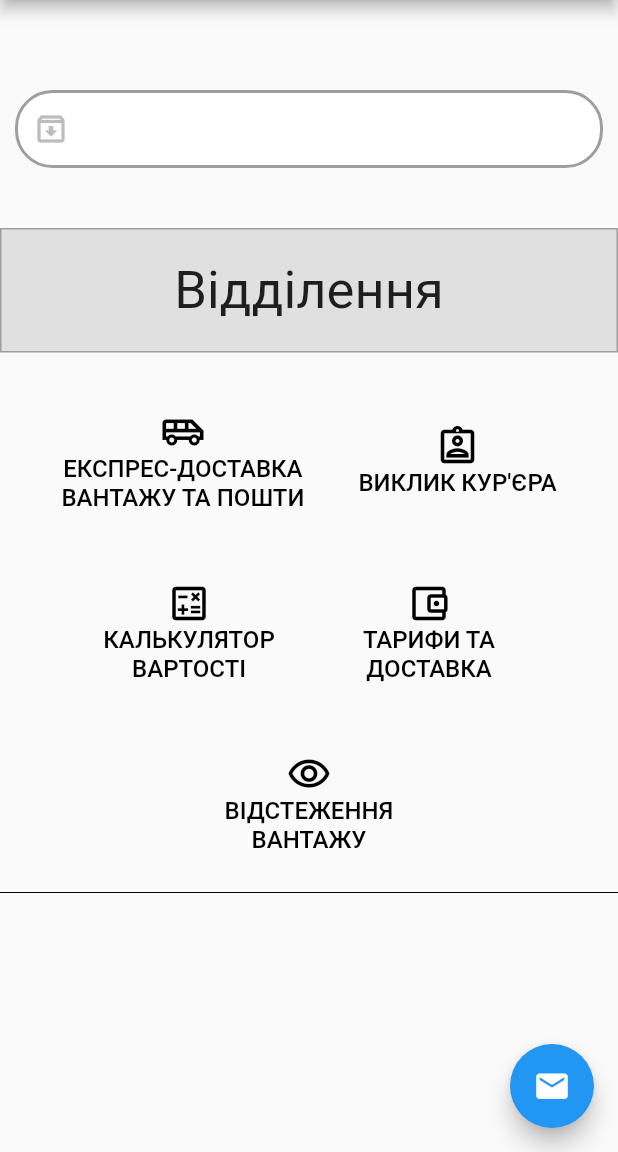
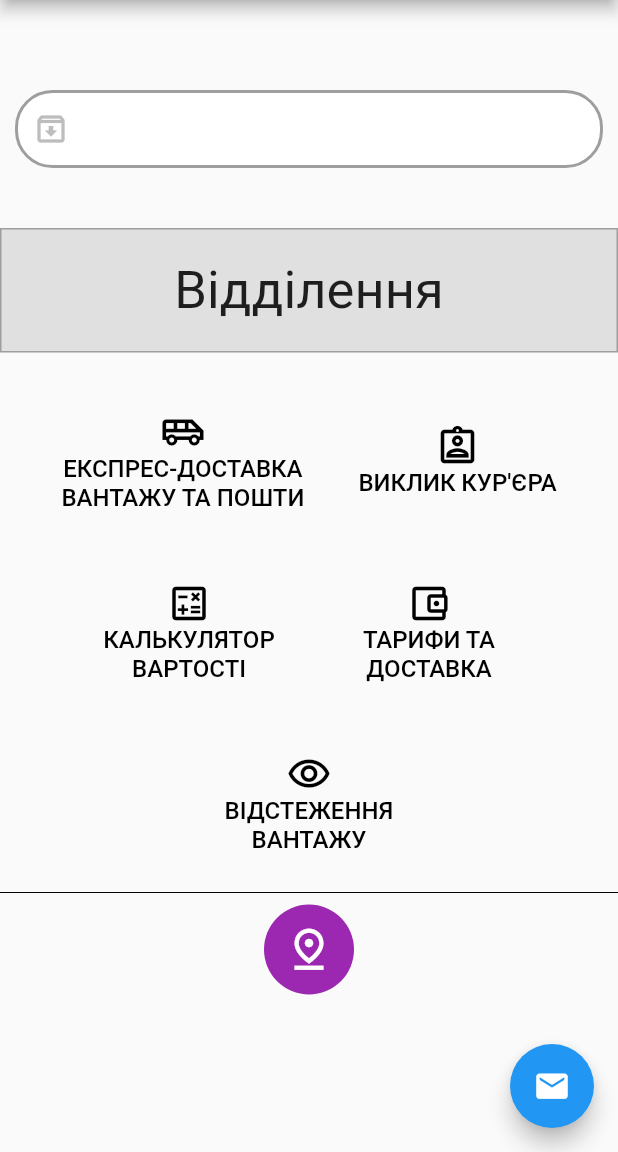
Before and after one commit to linch433/autolux_ui, a Flutter app: the department screen opened by its route, on a phone screen of 412 x 824 dp, the part 84-1236 px from its top. Run offline on Flutter 3.47's test engine with Material 2 defaults, Android fonts, the phone set to English and light mode, and no system bars; our stand-ins replace google_maps_flutter.

```diff
--- a/lib/assets/screens/department/department.dart
+++ b/lib/assets/screens/department/department.dart
@@ -61,7 +61,23 @@ class department extends StatelessWidget {
             Divider(
               color: Colors.black,
             ),
-            departmentText,
+            CircleAvatar(
+              radius: 30,
+              backgroundColor: Colors.purple,
+              child: IconButton(
+                iconSize: 33,
+                tooltip: 'Google Maps',
+                  color: Colors.white,
+                  onPressed: () {
+                    Navigator.push(
+                      context,
+                      MaterialPageRoute(
+                        builder: (context) => departmentText(),
+                      ),
+                    );
+                  },
+                  icon: Icon(Icons.pin_drop_outlined), ),
+            ),
           ],
         ),
       ),
--- a/pubspec.yaml
+++ b/pubspec.yaml
@@ -28,6 +28,9 @@ dependencies:
   # The following adds the Cupertino Icons font to your application.
   # Use with the CupertinoIcons class for iOS style icons.
   cupertino_icons: ^1.0.2
+  google_maps_flutter: ^2.0.6
+  flutter_polyline_points: ^0.2.6
+  dio: ^4.0.0
 
 dev_dependencies:
   flutter_test:
```
Also changed, not shown: lib/assets/screens/department/departmentText.dart (+26 -3 lines), pubspec.lock.
